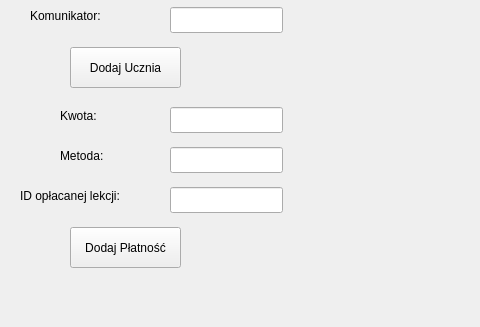
Old version of the form mainwindow.ui in the repository XDesiek/Kalendarz_Korepetycje; both pictures show x 0 to 480 and y 473 to 800 of the 1200 by 800 pixel window.
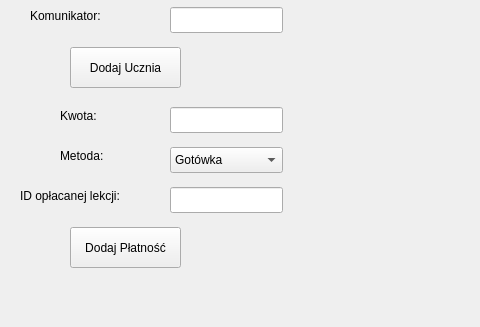
New version of the form.

Commit message: added:metoda platnosci jest dropdownem

```diff
--- a/mainwindow.ui
+++ b/mainwindow.ui
@@ -166,7 +166,7 @@
      <string/>
     </property>
    </widget>
-   <widget class="QLineEdit" name="inputMetoda">
+   <widget class="QComboBox" name="comboMetoda">
     <property name="geometry">
      <rect>
       <x>170</x>
@@ -175,6 +175,16 @@
       <height>26</height>
      </rect>
     </property>
+    <item>
+     <property name="text">
+      <string>Gotówka</string>
+     </property>
+    </item>
+    <item>
+     <property name="text">
+      <string>Przelew</string>
+     </property>
+    </item>
    </widget>
    <widget class="QLabel" name="label">
     <property name="geometry">
```
The commit also changes 2 other files.
